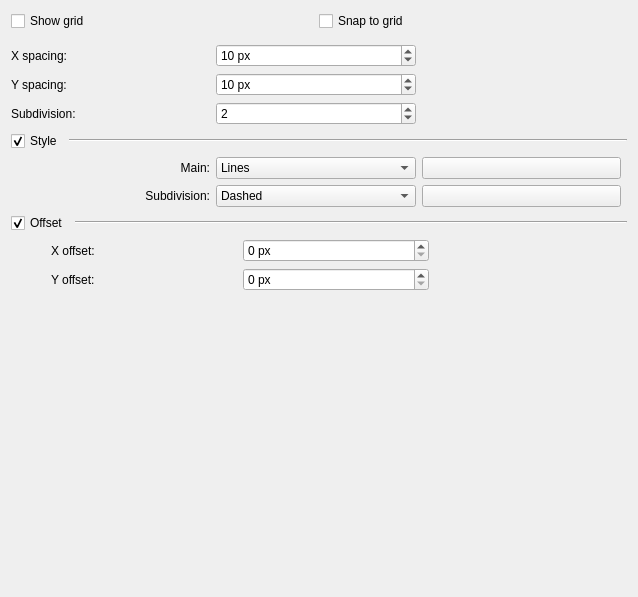
The window that plugins/extensions/dockers/griddocker/grid_config_widget.ui (KDE/krita) describes before a commit, drawn with Qt 5.
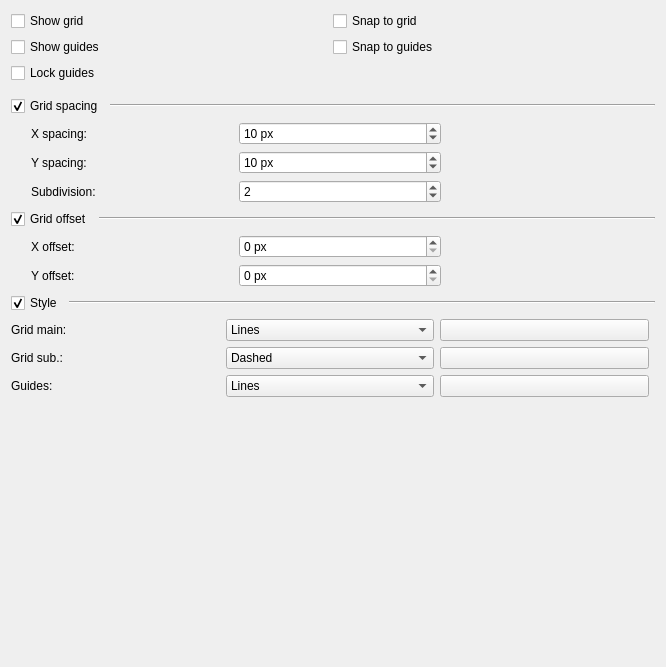
The same window after the commit. Custom widgets are drawn as their Qt base class.

Commit message: Let the user modify Guides color and settings using Grid docker

```diff
--- a/plugins/extensions/dockers/griddocker/grid_config_widget.ui
+++ b/plugins/extensions/dockers/griddocker/grid_config_widget.ui
@@ -6,8 +6,8 @@
    <rect>
     <x>0</x>
     <y>0</y>
-    <width>638</width>
-    <height>597</height>
+    <width>666</width>
+    <height>667</height>
    </rect>
   </property>
   <property name="minimumSize">
@@ -41,6 +41,34 @@
      </item>
     </layout>
    </item>
+   <item>
+    <layout class="QHBoxLayout" name="horizontalLayout_4">
+     <property name="rightMargin">
+      <number>6</number>
+     </property>
+     <item>
+      <widget class="QCheckBox" name="chkShowGuides">
+       <property name="text">
+        <string>Show guides</string>
+       </property>
+      </widget>
+     </item>
+     <item>
+      <widget class="QCheckBox" name="chkSnapToGuides">
+       <property name="text">
+        <string>Snap to guides</string>
+       </property>
+      </widget>
+     </item>
+    </layout>
+   </item>
+   <item>
+    <widget class="QCheckBox" name="chkLockGuides">
+     <property name="text">
+      <string>Lock guides</string>
+     </property>
+    </widget>
+   </item>
    <item>
     <spacer name="verticalSpacer">
      <property name="orientation">
@@ -57,241 +85,120 @@
      </property>
     </spacer>
    </item>
+   <item>
+    <layout class="QHBoxLayout" name="horizontalLayout_5">
+     <item>
+      <widget class="QCheckBox" name="chkSpacing">
+       <property name="text">
+        <string>Grid spacing</string>
+       </property>
+       <property name="checked">
+        <bool>true</bool>
+       </property>
+      </widget>
+     </item>
+     <item>
+      <widget class="Line" name="line_3">
+       <property name="sizePolicy">
+        <sizepolicy hsizetype="Expanding" vsizetype="Fixed">
+         <horstretch>0</horstretch>
+         <verstretch>0</verstretch>
+        </sizepolicy>
+       </property>
+       <property name="orientation">
+        <enum>Qt::Horizontal</enum>
+       </property>
+      </widget>
+     </item>
+    </layout>
+   </item>
    <item>
     <layout class="QGridLayout" name="gridLayout">
      <property name="rightMargin">
       <number>6</number>
      </property>
-     <item row="2" column="1">
-      <widget class="QSpinBox" name="intSubdivision">
-       <property name="minimum">
-        <number>1</number>
+     <item row="0" column="0" rowspan="3">
+      <spacer name="horizontalSpacer_4">
+       <property name="orientation">
+        <enum>Qt::Horizontal</enum>
        </property>
-       <property name="maximum">
-        <number>10</number>
+       <property name="sizeType">
+        <enum>QSizePolicy::Fixed</enum>
        </property>
-       <property name="value">
-        <number>2</number>
+       <property name="sizeHint" stdset="0">
+        <size>
+         <width>20</width>
+         <height>0</height>
+        </size>
        </property>
-      </widget>
-     </item>
-     <item row="2" column="0">
-      <widget class="QLabel" name="label_3">
-       <property name="text">
-        <string>Subdivision:</string>
-       </property>
-      </widget>
-     </item>
-     <item row="0" column="2" rowspan="2">
-      <widget class="KoAspectButton" name="spacingAspectButton" native="true"/>
+      </spacer>
      </item>
      <item row="0" column="1">
-      <widget class="QSpinBox" name="intHSpacing">
-       <property name="suffix">
-        <string> px</string>
-       </property>
-       <property name="minimum">
-        <number>2</number>
-       </property>
-       <property name="maximum">
-        <number>500</number>
-       </property>
-       <property name="value">
-        <number>10</number>
-       </property>
-      </widget>
-     </item>
-     <item row="1" column="1">
-      <widget class="QSpinBox" name="intVSpacing">
-       <property name="suffix">
-        <string> px</string>
-       </property>
-       <property name="minimum">
-        <number>2</number>
-       </property>
-       <property name="maximum">
-        <number>500</number>
-       </property>
-       <property name="value">
-        <number>10</number>
-       </property>
-      </widget>
-     </item>
-     <item row="0" column="0">
-      <widget class="QLabel" name="label">
+      <widget class="QLabel" name="lblXSpacing">
        <property name="text">
         <string>X spacing:</string>
        </property>
       </widget>
      </item>
-     <item row="1" column="0">
-      <widget class="QLabel" name="label_2">
+     <item row="0" column="2">
+      <widget class="QSpinBox" name="intHSpacing">
+       <property name="suffix">
+        <string> px</string>
+       </property>
+       <property name="minimum">
+        <number>2</number>
+       </property>
+       <property name="maximum">
+        <number>500</number>
+       </property>
+       <property name="value">
+        <number>10</number>
+       </property>
+      </widget>
+     </item>
+     <item row="0" column="3" rowspan="2">
+      <widget class="KoAspectButton" name="spacingAspectButton" native="true"/>
+     </item>
+     <item row="1" column="1">
+      <widget class="QLabel" name="lblYSpacing">
        <property name="text">
         <string>Y spacing:</string>
        </property>
       </widget>
      </item>
-    </layout>
-   </item>
-   <item>
-    <layout class="QHBoxLayout" name="horizontalLayout">
-     <item>
-      <widget class="QCheckBox" name="chkStyle">
-       <property name="text">
-        <string>Style</string>
+     <item row="1" column="2">
+      <widget class="QSpinBox" name="intVSpacing">
+       <property name="suffix">
+        <string> px</string>
        </property>
-       <property name="checked">
-        <bool>true</bool>
+       <property name="minimum">
+        <number>2</number>
        </property>
-      </widget>
-     </item>
-     <item>
-      <widget class="Line" name="line_2">
-       <property name="sizePolicy">
-        <sizepolicy hsizetype="Expanding" vsizetype="Fixed">
-         <horstretch>0</horstretch>
-         <verstretch>0</verstretch>
-        </sizepolicy>
+       <property name="maximum">
+        <number>500</number>
        </property>
-       <property name="orientation">
-        <enum>Qt::Horizontal</enum>
+       <property name="value">
+        <number>10</number>
        </property>
       </widget>
      </item>
-    </layout>
-   </item>
-   <item>
-    <layout class="QGridLayout" name="gridLayout_2">
-     <property name="rightMargin">
-      <number>6</number>
-     </property>
-     <item row="0" column="0">
-      <widget class="QLabel" name="lblMainStyle">
-       <property name="text">
-        <string>Main:</string>
-       </property>
-       <property name="alignment">
-        <set>Qt::AlignRight|Qt::AlignTrailing|Qt::AlignVCenter</set>
-       </property>
-      </widget>
-     </item>
-     <item row="0" column="1">
-      <widget class="KComboBox" name="selectMainStyle">
-       <property name="currentIndex">
-        <number>0</number>
-       </property>
-       <item>
-        <property name="text">
-         <string>Lines</string>
-        </property>
-       </item>
-       <item>
-        <property name="text">
-         <string>Dashed</string>
-        </property>
-       </item>
-       <item>
-        <property name="text">
-         <string>Dots</string>
-        </property>
-       </item>
-      </widget>
-     </item>
-     <item row="0" column="2">
-      <widget class="KColorButton" name="colorMain">
-       <property name="sizePolicy">
-        <sizepolicy hsizetype="Ignored" vsizetype="Fixed">
-         <horstretch>0</horstretch>
-         <verstretch>0</verstretch>
-        </sizepolicy>
-       </property>
-       <property name="minimumSize">
-        <size>
-         <width>30</width>
-         <height>0</height>
-        </size>
-       </property>
-       <property name="text">
-        <string/>
-       </property>
-       <property name="color" stdset="0">
-        <color>
-         <red>0</red>
-         <green>0</green>
-         <blue>0</blue>
-        </color>
-       </property>
-       <property name="defaultColor" stdset="0">
-        <color>
-         <red>0</red>
-         <green>0</green>
-         <blue>0</blue>
-        </color>
-       </property>
-      </widget>
-     </item>
-     <item row="1" column="0">
-      <widget class="QLabel" name="lblSubdivisionStyle">
+     <item row="2" column="1">
+      <widget class="QLabel" name="lblSubdivision">
        <property name="text">
         <string>Subdivision:</string>
        </property>
-       <property name="alignment">
-        <set>Qt::AlignRight|Qt::AlignTrailing|Qt::AlignVCenter</set>
-       </property>
       </widget>
      </item>
-     <item row="1" column="1">
-      <widget class="KComboBox" name="selectSubdivisionStyle">
-       <property name="currentIndex">
+     <item row="2" column="2">
+      <widget class="QSpinBox" name="intSubdivision">
+       <property name="minimum">
         <number>1</number>
        </property>
-       <item>
-        <property name="text">
-         <string>Lines</string>
-        </property>
-       </item>
-       <item>
-        <property name="text">
-         <string>Dashed</string>
-        </property>
-       </item>
-       <item>
-        <property name="text">
-         <string>Dots</string>
-        </property>
-       </item>
-      </widget>
-     </item>
-     <item row="1" column="2">
-      <widget class="KColorButton" name="colorSubdivision">
-       <property name="sizePolicy">
-        <sizepolicy hsizetype="Ignored" vsizetype="Fixed">
-         <horstretch>0</horstretch>
-         <verstretch>0</verstretch>
-        </sizepolicy>
+       <property name="maximum">
+        <number>10</number>
        </property>
-       <property name="minimumSize">
-        <size>
-         <width>30</width>
-         <height>0</height>
-        </size>
-       </property>
-       <property name="text">
-        <string/>
-       </property>
-       <property name="color" stdset="0">
-        <color>
-         <red>0</red>
-         <green>0</green>
-         <blue>0</blue>
-        </color>
-       </property>
-       <property name="defaultColor" stdset="0">
-        <color>
-         <red>0</red>
-         <green>0</green>
-         <blue>0</blue>
-        </color>
+       <property name="value">
+        <number>2</number>
        </property>
       </widget>
      </item>
@@ -302,7 +209,7 @@
      <item>
       <widget class="QCheckBox" name="chkOffset">
        <property name="text">
-        <string>Offset</string>
+        <string>Grid offset</string>
        </property>
        <property name="checked">
         <bool>true</bool>
@@ -339,7 +246,7 @@
        </property>
        <property name="sizeHint" stdset="0">
         <size>
-         <width>40</width>
+         <width>20</width>
          <height>0</height>
         </size>
        </property>
@@ -390,6 +297,235 @@
      </item>
     </layout>
    </item>
+   <item>
+    <layout class="QHBoxLayout" name="horizontalLayout">
+     <item>
+      <widget class="QCheckBox" name="chkStyle">
+       <property name="text">
+        <string>Style</string>
+       </property>
+       <property name="checked">
+        <bool>true</bool>
+       </property>
+      </widget>
+     </item>
+     <item>
+      <widget class="Line" name="line_2">
+       <property name="sizePolicy">
+        <sizepolicy hsizetype="Expanding" vsizetype="Fixed">
+         <horstretch>0</horstretch>
+         <verstretch>0</verstretch>
+        </sizepolicy>
+       </property>
+       <property name="orientation">
+        <enum>Qt::Horizontal</enum>
+       </property>
+      </widget>
+     </item>
+    </layout>
+   </item>
+   <item>
+    <layout class="QGridLayout" name="gridLayout_2">
+     <property name="rightMargin">
+      <number>6</number>
+     </property>
+     <item row="0" column="0">
+      <widget class="QLabel" name="lblMainStyle">
+       <property name="text">
+        <string>Grid main:</string>
+       </property>
+       <property name="alignment">
+        <set>Qt::AlignLeading|Qt::AlignLeft|Qt::AlignVCenter</set>
+       </property>
+      </widget>
+     </item>
+     <item row="0" column="1">
+      <widget class="KComboBox" name="selectMainStyle">
+       <property name="currentIndex">
+        <number>0</number>
+       </property>
+       <item>
+        <property name="text">
+         <string>Lines</string>
+        </property>
+       </item>
+       <item>
+        <property name="text">
+         <string>Dashed</string>
+        </property>
+       </item>
+       <item>
+        <property name="text">
+         <string>Dots</string>
+        </property>
+       </item>
+      </widget>
+     </item>
+     <item row="0" column="2">
+      <widget class="KColorButton" name="colorMain">
+       <property name="sizePolicy">
+        <sizepolicy hsizetype="Ignored" vsizetype="Fixed">
+         <horstretch>0</horstretch>
+         <verstretch>0</verstretch>
+        </sizepolicy>
+       </property>
+       <property name="minimumSize">
+        <size>
+         <width>30</width>
+         <height>0</height>
+        </size>
+       </property>
+       <property name="text">
+        <string/>
+       </property>
+       <property name="color" stdset="0">
+        <color>
+         <red>0</red>
+         <green>0</green>
+         <blue>0</blue>
+        </color>
+       </property>
+       <property name="defaultColor" stdset="0">
+        <color>
+         <red>0</red>
+         <green>0</green>
+         <blue>0</blue>
+        </color>
+       </property>
+      </widget>
+     </item>
+     <item row="1" column="0">
+      <widget class="QLabel" name="lblSubdivisionStyle">
+       <property name="text">
+        <string>Grid sub.:</string>
+       </property>
+       <property name="alignment">
+        <set>Qt::AlignLeading|Qt::AlignLeft|Qt::AlignVCenter</set>
+       </property>
+      </widget>
+     </item>
+     <item row="1" column="1">
+      <widget class="KComboBox" name="selectSubdivisionStyle">
+       <property name="currentIndex">
+        <number>1</number>
+       </property>
+       <item>
+        <property name="text">
+         <string>Lines</string>
+        </property>
+       </item>
+       <item>
+        <property name="text">
+         <string>Dashed</string>
+        </property>
+       </item>
+       <item>
+        <property name="text">
+         <string>Dots</string>
+        </property>
+       </item>
+      </widget>
+     </item>
+     <item row="1" column="2">
+      <widget class="KColorButton" name="colorSubdivision">
+       <property name="sizePolicy">
+        <sizepolicy hsizetype="Ignored" vsizetype="Fixed">
+         <horstretch>0</horstretch>
+         <verstretch>0</verstretch>
+        </sizepolicy>
+       </property>
+       <property name="minimumSize">
+        <size>
+         <width>30</width>
+         <height>0</height>
+        </size>
+       </property>
+       <property name="text">
+        <string/>
+       </property>
+       <property name="color" stdset="0">
+        <color>
+         <red>0</red>
+         <green>0</green>
+         <blue>0</blue>
+        </color>
+       </property>
+       <property name="defaultColor" stdset="0">
+        <color>
+         <red>0</red>
+         <green>0</green>
+         <blue>0</blue>
+        </color>
+       </property>
+      </widget>
+     </item>
+     <item row="2" column="0">
+      <widget class="QLabel" name="lblGuidesStyle">
+       <property name="text">
+        <string>Guides:</string>
+       </property>
+       <property name="alignment">
+        <set>Qt::AlignLeading|Qt::AlignLeft|Qt::AlignVCenter</set>
+       </property>
+      </widget>
+     </item>
+     <item row="2" column="1">
+      <widget class="KComboBox" name="selectGuidesStyle">
+       <property name="currentIndex">
+        <number>0</number>
+       </property>
+       <item>
+        <property name="text">
+         <string>Lines</string>
+        </property>
+       </item>
+       <item>
+        <property name="text">
+         <string>Dashed</string>
+        </property>
+       </item>
+       <item>
+        <property name="text">
+         <string>Dots</string>
+        </property>
+       </item>
+      </widget>
+     </item>
+     <item row="2" column="2">
+      <widget class="KColorButton" name="colorGuides">
+       <property name="sizePolicy">
+        <sizepolicy hsizetype="Ignored" vsizetype="Fixed">
+         <horstretch>0</horstretch>
+         <verstretch>0</verstretch>
+        </sizepolicy>
+       </property>
+       <property name="minimumSize">
+        <size>
+         <width>30</width>
+         <height>0</height>
+        </size>
+       </property>
+       <property name="text">
+        <string/>
+       </property>
+       <property name="color" stdset="0">
+        <color>
+         <red>0</red>
+         <green>0</green>
+         <blue>0</blue>
+        </color>
+       </property>
+       <property name="defaultColor" stdset="0">
+        <color>
+         <red>0</red>
+         <green>0</green>
+         <blue>0</blue>
+        </color>
+       </property>
+      </widget>
+     </item>
+    </layout>
+   </item>
    <item>
     <spacer name="verticalSpacer_2">
      <property name="orientation">
```
The commit also changes 13 other files.
